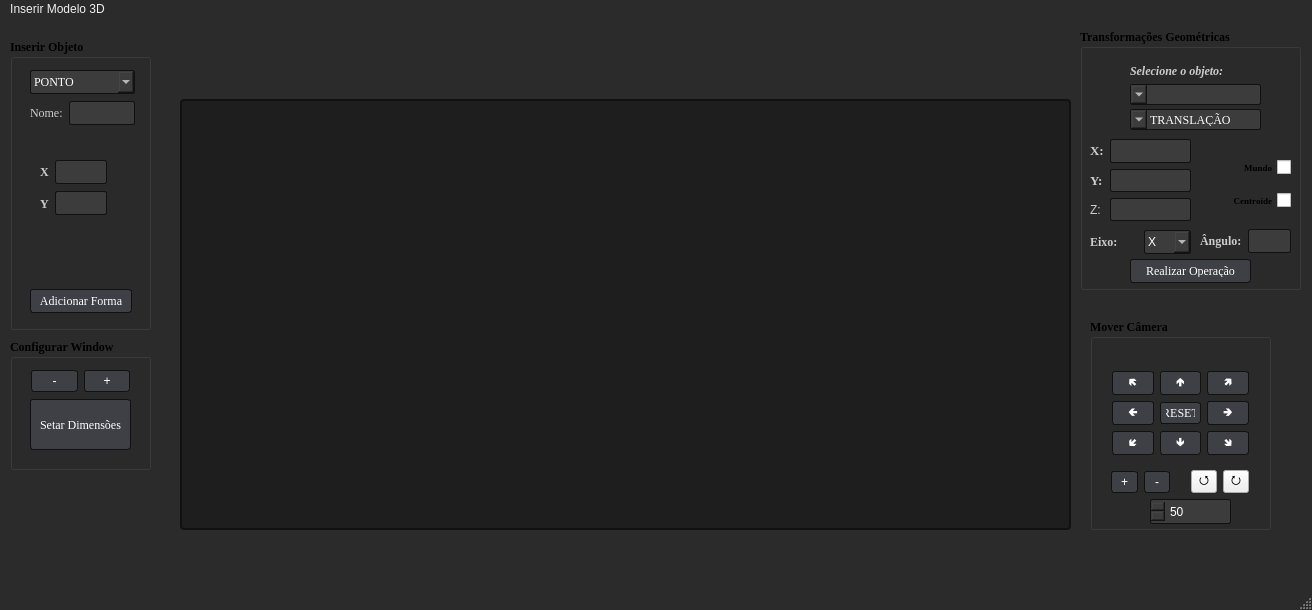
Above: mainwindow.ui from samu-ribas/3D-Graphics-Engine-Project before the change. Below: the same form after it.
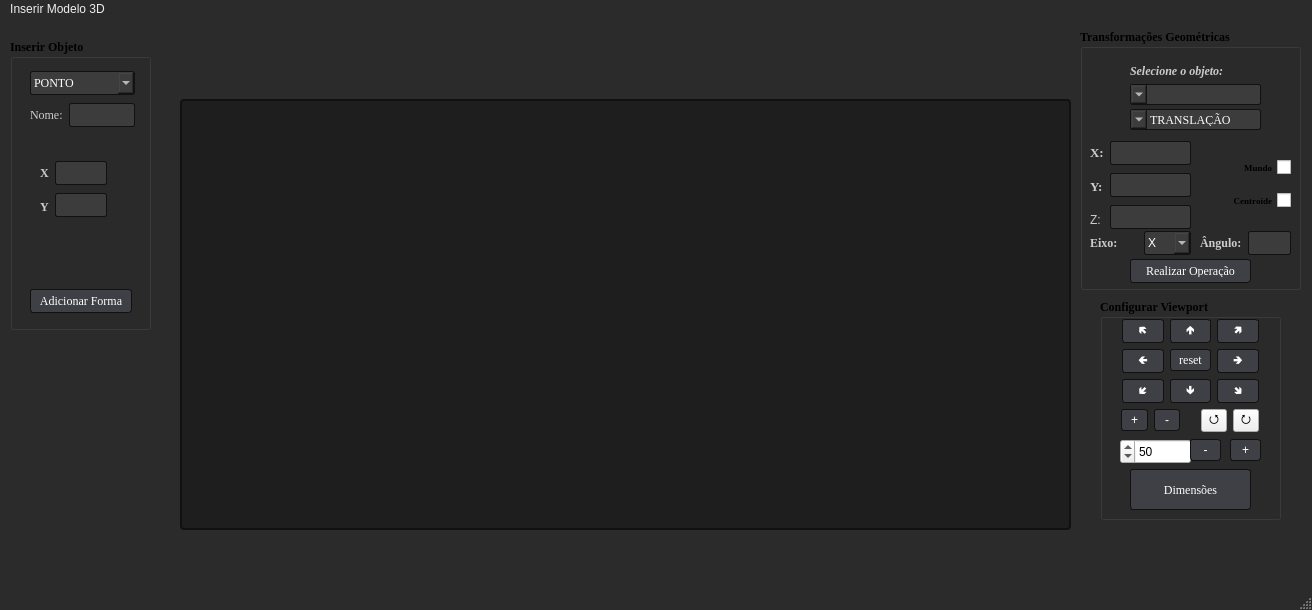
That is the form after the change. The open tabs and pages were chosen to show the change. Custom widgets are drawn as their Qt base class.

What changed in the file:
```diff
--- a/mainwindow.ui
+++ b/mainwindow.ui
@@ -45,7 +45,7 @@
     background-color: #007acc; 
 }
 
-QComboBox, QSpinBox, QLineEdit { 
+QComboBox, QLineEdit { 
     background-color: #3c3c3c; 
     color: white; 
     border: 1px solid #111111; 
@@ -96,10 +96,10 @@
    <widget class="QGroupBox" name="groupBox">
     <property name="geometry">
      <rect>
-      <x>1090</x>
-      <y>300</y>
+      <x>1100</x>
+      <y>280</y>
       <width>181</width>
-      <height>211</height>
+      <height>221</height>
      </rect>
     </property>
     <property name="font">
@@ -109,14 +109,14 @@
      </font>
     </property>
     <property name="title">
-     <string>Mover Câmera</string>
+     <string>Configurar Viewport</string>
     </property>
     <widget class="QSpinBox" name="spinBoxDesloc">
      <property name="geometry">
       <rect>
-       <x>60</x>
-       <y>180</y>
-       <width>81</width>
+       <x>20</x>
+       <y>140</y>
+       <width>71</width>
        <height>25</height>
       </rect>
      </property>
@@ -134,7 +134,7 @@
      <property name="geometry">
       <rect>
        <x>22</x>
-       <y>52</y>
+       <y>20</y>
        <width>42</width>
        <height>24</height>
       </rect>
@@ -150,7 +150,7 @@
      <property name="geometry">
       <rect>
        <x>70</x>
-       <y>52</y>
+       <y>20</y>
        <width>41</width>
        <height>24</height>
       </rect>
@@ -166,7 +166,7 @@
      <property name="geometry">
       <rect>
        <x>117</x>
-       <y>52</y>
+       <y>20</y>
        <width>42</width>
        <height>24</height>
       </rect>
@@ -182,7 +182,7 @@
      <property name="geometry">
       <rect>
        <x>22</x>
-       <y>82</y>
+       <y>50</y>
        <width>42</width>
        <height>24</height>
       </rect>
@@ -198,7 +198,7 @@
      <property name="geometry">
       <rect>
        <x>70</x>
-       <y>83</y>
+       <y>50</y>
        <width>41</width>
        <height>22</height>
       </rect>
@@ -211,14 +211,14 @@
       </font>
      </property>
      <property name="text">
-      <string>RESET</string>
+      <string>reset</string>
      </property>
     </widget>
     <widget class="QPushButton" name="btn_esquerda">
      <property name="geometry">
       <rect>
        <x>117</x>
-       <y>82</y>
+       <y>50</y>
        <width>42</width>
        <height>24</height>
       </rect>
@@ -234,7 +234,7 @@
      <property name="geometry">
       <rect>
        <x>22</x>
-       <y>112</y>
+       <y>80</y>
        <width>42</width>
        <height>24</height>
       </rect>
@@ -250,7 +250,7 @@
      <property name="geometry">
       <rect>
        <x>70</x>
-       <y>112</y>
+       <y>80</y>
        <width>41</width>
        <height>24</height>
       </rect>
@@ -266,7 +266,7 @@
      <property name="geometry">
       <rect>
        <x>117</x>
-       <y>112</y>
+       <y>80</y>
        <width>42</width>
        <height>24</height>
       </rect>
@@ -282,7 +282,7 @@
      <property name="geometry">
       <rect>
        <x>21</x>
-       <y>152</y>
+       <y>110</y>
        <width>27</width>
        <height>22</height>
       </rect>
@@ -295,7 +295,7 @@
      <property name="geometry">
       <rect>
        <x>54</x>
-       <y>152</y>
+       <y>110</y>
        <width>26</width>
        <height>22</height>
       </rect>
@@ -308,7 +308,7 @@
      <property name="geometry">
       <rect>
        <x>133</x>
-       <y>151</y>
+       <y>110</y>
        <width>26</width>
        <height>23</height>
       </rect>
@@ -324,7 +324,7 @@
      <property name="geometry">
       <rect>
        <x>101</x>
-       <y>151</y>
+       <y>110</y>
        <width>26</width>
        <height>23</height>
       </rect>
@@ -336,6 +336,58 @@
       <string>⭯</string>
      </property>
     </widget>
+    <widget class="QPushButton" name="btn_winConfig">
+     <property name="geometry">
+      <rect>
+       <x>30</x>
+       <y>170</y>
+       <width>121</width>
+       <height>41</height>
+      </rect>
+     </property>
+     <property name="font">
+      <font>
+       <family>Times New Roman</family>
+       <italic>false</italic>
+       <bold>false</bold>
+      </font>
+     </property>
+     <property name="text">
+      <string>Dimensões</string>
+     </property>
+    </widget>
+    <widget class="QPushButton" name="btn_zoomMenos">
+     <property name="geometry">
+      <rect>
+       <x>90</x>
+       <y>140</y>
+       <width>31</width>
+       <height>22</height>
+      </rect>
+     </property>
+     <property name="cursor">
+      <cursorShape>PointingHandCursor</cursorShape>
+     </property>
+     <property name="text">
+      <string>-</string>
+     </property>
+    </widget>
+    <widget class="QPushButton" name="btn_zoomMais">
+     <property name="geometry">
+      <rect>
+       <x>130</x>
+       <y>140</y>
+       <width>31</width>
+       <height>22</height>
+      </rect>
+     </property>
+     <property name="cursor">
+      <cursorShape>PointingHandCursor</cursorShape>
+     </property>
+     <property name="text">
+      <string>+</string>
+     </property>
+    </widget>
    </widget>
    <widget class="QGroupBox" name="groupBox_2">
     <property name="geometry">
@@ -544,7 +596,7 @@
          <x>0</x>
          <y>0</y>
          <width>101</width>
-         <height>82</height>
+         <height>94</height>
         </rect>
        </property>
        <layout class="QHBoxLayout" name="horizontalLayout_6">
@@ -608,7 +660,7 @@
          <x>0</x>
          <y>90</y>
          <width>101</width>
-         <height>26</height>
+         <height>28</height>
         </rect>
        </property>
        <layout class="QHBoxLayout" name="horizontalLayout_9">
@@ -655,7 +707,7 @@
          <x>110</x>
          <y>90</y>
          <width>91</width>
-         <height>24</height>
+         <height>28</height>
         </rect>
        </property>
        <layout class="QHBoxLayout" name="horizontalLayout_8">
@@ -807,7 +859,7 @@
        <x>20</x>
        <y>30</y>
        <width>105</width>
-       <height>58</height>
+       <height>60</height>
       </rect>
      </property>
      <layout class="QVBoxLayout" name="verticalLayout_15">
@@ -898,7 +950,7 @@
          <x>10</x>
          <y>20</y>
          <width>67</width>
-         <height>58</height>
+         <height>62</height>
         </rect>
        </property>
        <layout class="QHBoxLayout" name="horizontalLayout">
@@ -1235,77 +1287,6 @@
      </widget>
     </widget>
    </widget>
-   <widget class="QGroupBox" name="groupBox_4">
-    <property name="geometry">
-     <rect>
-      <x>10</x>
-      <y>320</y>
-      <width>141</width>
-      <height>131</height>
-     </rect>
-    </property>
-    <property name="font">
-     <font>
-      <family>Times New Roman</family>
-      <bold>true</bold>
-     </font>
-    </property>
-    <property name="title">
-     <string>Configurar Window</string>
-    </property>
-    <widget class="QPushButton" name="btn_winConfig">
-     <property name="geometry">
-      <rect>
-       <x>20</x>
-       <y>60</y>
-       <width>101</width>
-       <height>51</height>
-      </rect>
-     </property>
-     <property name="font">
-      <font>
-       <family>Times New Roman</family>
-       <italic>false</italic>
-       <bold>false</bold>
-      </font>
-     </property>
-     <property name="text">
-      <string>Setar Dimensões</string>
-     </property>
-    </widget>
-    <widget class="QPushButton" name="btn_zoomMenos">
-     <property name="geometry">
-      <rect>
-       <x>21</x>
-       <y>31</y>
-       <width>47</width>
-       <height>22</height>
-      </rect>
-     </property>
-     <property name="cursor">
-      <cursorShape>PointingHandCursor</cursorShape>
-     </property>
-     <property name="text">
-      <string>-</string>
-     </property>
-    </widget>
-    <widget class="QPushButton" name="btn_zoomMais">
-     <property name="geometry">
-      <rect>
-       <x>74</x>
-       <y>31</y>
-       <width>46</width>
-       <height>22</height>
-      </rect>
-     </property>
-     <property name="cursor">
-      <cursorShape>PointingHandCursor</cursorShape>
-     </property>
-     <property name="text">
-      <string>+</string>
-     </property>
-    </widget>
-   </widget>
    <widget class="QWidget" name="layoutWidget">
     <property name="geometry">
      <rect>
```
Left out of the diff: 12 changed lines with no effect on the pictures.
